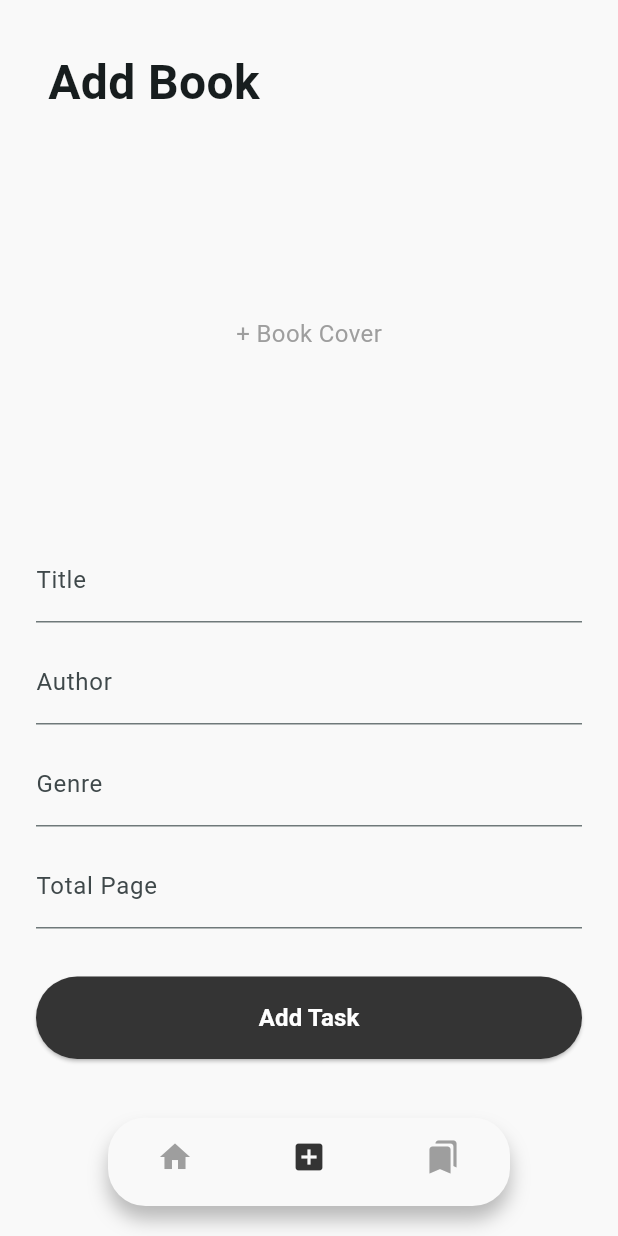
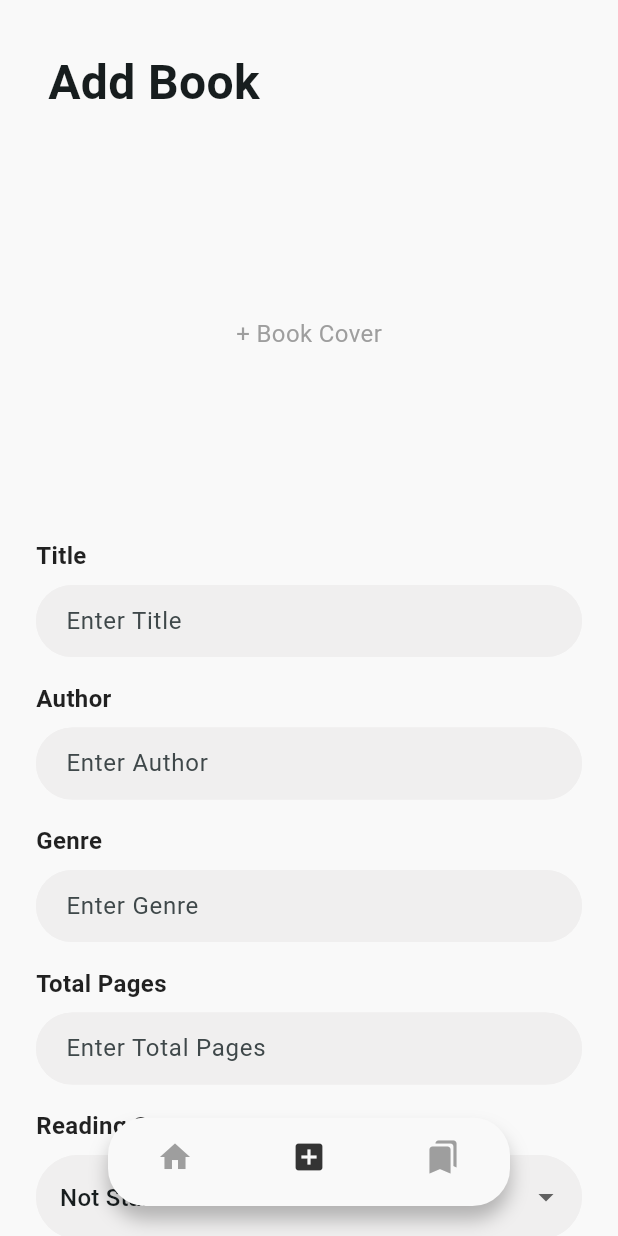
Before and after one commit to Alvin-Saputra/book-tracking-app, a Flutter app: the screen it shows after launch, item 2 of the bottom bar chosen, on a phone screen of 412 x 824 dp. Run offline on Flutter 3.47's test engine with Material 3 defaults, Android fonts, the phone set to English and light mode, and no system bars; our stand-ins replace google_fonts, image_cropper, image_picker, sqflite; missing offline and left inert: dart:ffi, mobkit_dashed_border, widgetbook; accounts and stored records are empty.

Commit message:
1. menambahkan custom input field, 2.menambahkan custom dropdown. 3. menanmbahkan fitur pick image dari imagecropper dan menambahakn utilisnya, 4. menyelesaikan tampilan dan implementasi add_book_screen.dart

```diff
--- /dev/null
+++ b/lib/View/Components/custom_drop_down_field.dart
@@ -0,0 +1,63 @@
+import 'package:book_tracker_app/constant/color.dart';
+import 'package:flutter/material.dart';
+import 'package:google_fonts/google_fonts.dart';
+
+class CustomDropdownField extends StatelessWidget {
+  final String label;
+  final String? value;
+  final List<String> items;
+  final void Function(String?)? onChanged;
+  final String? Function(String?)? validator;
+
+  const CustomDropdownField({
+    required this.label,
+    required this.value,
+    required this.items,
+    required this.onChanged,
+    this.validator,
+  });
+
+  @override
+  Widget build(BuildContext context) {
+    final inputDecoration = InputDecoration(
+      filled: true,
+      fillColor: AppColors.tertiary,
+      enabledBorder: OutlineInputBorder(
+        borderRadius: BorderRadius.circular(32.0),
+        borderSide: const BorderSide(color: AppColors.tertiary, width: 1.0),
+      ),
+      focusedBorder: OutlineInputBorder(
+        borderRadius: BorderRadius.circular(32.0),
+        borderSide: const BorderSide(color: AppColors.secondary, width: 2.0),
+      ),
+    );
+
+    return Column(
+      crossAxisAlignment: CrossAxisAlignment.start,
+      children: [
+        Text(
+          label,
+          style: GoogleFonts.roboto(
+            fontSize: 16,
+            fontWeight: FontWeight.w600,
+            color: Colors.black87,
+          ),
+        ),
+        const SizedBox(height: 8.0),
+        DropdownButtonFormField<String>(
+          value: value,
+          items: items.map((String genre) {
+            return DropdownMenuItem<String>(
+              value: genre,
+              child: Text(genre),
+            );
+          }).toList(),
+          onChanged: onChanged,
+          validator: validator,
+          decoration: inputDecoration.copyWith(hintText: 'Select $label'),
+          isExpanded: true, // Agar dropdown selebar parent
+        ),
+      ],
+    );
+  }
+}
--- /dev/null
+++ b/lib/View/Components/custom_input_text_field.dart
@@ -0,0 +1,59 @@
+import 'package:book_tracker_app/constant/color.dart';
+import 'package:flutter/material.dart';
+import 'package:google_fonts/google_fonts.dart';
+
+class CustomInputField extends StatelessWidget {
+  final String label;
+  final TextEditingController controller;
+  final String? Function(String?)? validator;
+  final TextInputType? keyboardType;
+
+  const CustomInputField({
+    required this.label,
+    required this.controller,
+    this.validator,
+    this.keyboardType,
+  });
+
+  @override
+  Widget build(BuildContext context) {
+    // Dekorasi yang sama seperti sebelumnya
+    final inputDecoration = InputDecoration(
+      filled: true,
+      fillColor: AppColors.tertiary,
+      enabledBorder: OutlineInputBorder(
+        borderRadius: BorderRadius.circular(32.0),
+        borderSide: const BorderSide(color: AppColors.tertiary, width: 1.0),
+      ),
+      focusedBorder: OutlineInputBorder(
+        borderRadius: BorderRadius.circular(32.0),
+        borderSide: const BorderSide(color: AppColors.secondary, width: 2.0),
+      ),
+      // Kita gunakan hintText karena label sudah ada di luar
+      hintText: 'Enter $label',
+      contentPadding: const EdgeInsets.symmetric(horizontal: 16, vertical: 12),
+    );
+
+    return Column(
+      crossAxisAlignment: CrossAxisAlignment.start,
+      children: [
+        // --- LABEL MANUAL ---
+        Text(
+          label,
+          style: GoogleFonts.roboto(
+            fontSize: 16,
+            fontWeight: FontWeight.w600,
+            color: Colors.black87,
+          ),
+        ),
+        const SizedBox(height: 8.0), // Jarak antara label dan text field
+        TextFormField(
+          controller: controller,
+          validator: validator,
+          keyboardType: keyboardType,
+          decoration: inputDecoration,
+        ),
+      ],
+    );
+  }
+}
--- a/lib/View/Screens/add_book_screen.dart
+++ b/lib/View/Screens/add_book_screen.dart
@@ -1,10 +1,15 @@
-import 'dart:ui' as BorderType;
-
+import 'package:book_tracker_app/Model/Local/book_dao.dart';
+import 'package:book_tracker_app/View/Components/custom_drop_down_field.dart';
+import 'package:book_tracker_app/View/Components/custom_input_text_field.dart';
 import 'package:book_tracker_app/constant/color.dart';
-import 'package:dotted_border/dotted_border.dart';
+import 'package:book_tracker_app/utils/image_cropper_utils.dart';
 import 'package:flutter/material.dart';
 import 'package:google_fonts/google_fonts.dart';
 import 'package:mobkit_dashed_border/mobkit_dashed_border.dart';
+import 'dart:io';
+import 'package:image_picker/image_picker.dart';
+import 'package:path/path.dart' as path;
+import 'package:path_provider/path_provider.dart';
 
 class AddBookScreen extends StatefulWidget {
   const AddBookScreen({super.key});
@@ -16,10 +21,71 @@ class AddBookScreen extends StatefulWidget {
 class _AddBookScreenState extends State<AddBookScreen> {
   final _formKey = GlobalKey<FormState>();
 
-  TextEditingController controllerTitle = TextEditingController();
-  TextEditingController controllerAuthor = TextEditingController();
-  TextEditingController controllerGenre = TextEditingController();
-  TextEditingController controllerTotalPage = TextEditingController();
+  late File? croppedImage = null;
+  bool _isProcessing = false;
+
+  final List<String> readingStatus = ['Not Started', 'Started', 'Finished'];
+  String? selectedReadingStatus;
+
+  final TextEditingController controllerTitle = TextEditingController();
+  final TextEditingController controllerAuthor = TextEditingController();
+  final TextEditingController controllerGenre = TextEditingController();
+  final TextEditingController controllerTotalPage = TextEditingController();
+  final TextEditingController controllerProgress = TextEditingController();
+
+  @override
+  void initState() {
+    super.initState();
+    selectedReadingStatus = readingStatus[0];
+  }
+
+  Future<void> pickFromGallery() async {
+    if (_isProcessing) return;
+
+    setState(() {
+      _isProcessing = true;
+    });
+
+    final XFile? image = await ImagePicker().pickImage(
+      source: ImageSource.gallery,
+    );
+    if (image == null) {
+      setState(() {
+        _isProcessing = false;
+      });
+      return;
+    }
+
+    File? croppedResult = await cropImage(File(image.path));
+
+    // ✅ 1. KONDISI DIPERBAIKI: Periksa hasil crop, bukan state
+    if (croppedResult != null) {
+      final appDir = await getApplicationDocumentsDirectory();
+      final timestamp = DateTime.now().millisecondsSinceEpoch;
+      final fileExtension = path.extension(croppedResult.path);
+      final newFileName = 'cover_$timestamp$fileExtension';
+
+      final permanentFilePath = path.join(appDir.path, newFileName);
+      final permanentFile = await croppedResult.copy(permanentFilePath);
+
+      setState(() {
+        croppedImage = permanentFile;
+        print('Gambar disimpan di path: ${croppedImage!.path}');
+      });
+    }
+
+    // ✅ 2. SELALU SET _isProcessing ke false di akhir
+    setState(() {
+      _isProcessing = false;
+    });
+  }
+
+  Future<int> _addTaskToDB(Map<String, dynamic> bookMap) async {
+    var dao = BookDao();
+    int row = await dao.addTask(bookMap);
+    print("Row ID of inserted task: $row");
+    return row; // Return the row ID of the inserted task
+  }
 
   @override
   Widget build(BuildContext context) {
@@ -37,29 +103,39 @@ class _AddBookScreenState extends State<AddBookScreen> {
                     style: GoogleFonts.roboto(
                       fontSize: 32,
                       fontWeight: FontWeight.bold,
-                      // color: Colors.black87,
                     ),
                   ),
                 ),
               ],
             ),
-            Container(
-              margin: EdgeInsets.only(top: 32.0),
+            InkWell(
+              onTap: pickFromGallery,
+              borderRadius: BorderRadius.circular(24.0),
+              child: Container(
+                margin: const EdgeInsets.only(top: 32.0),
                 height: 225,
                 width: 175,
                 decoration: BoxDecoration(
                   color: AppColors.primary,
                   border: DashedBorder.fromBorderSide(
-                  side: BorderSide(color: Colors.black, width: 1.0),
+                    side: const BorderSide(color: Colors.black, width: 1.0),
                     dashLength: 4,
                   ),
-                borderRadius: BorderRadius.all(Radius.circular(24.0))
+                  borderRadius: const BorderRadius.all(Radius.circular(24.0)),
+                  image: (croppedImage != null)
+                      ? DecorationImage(
+                          image: FileImage(croppedImage!),
+                          fit: BoxFit.cover,
+                        )
+                      : null,
                 ),
-
-              child: const Center(
-                child: Text(
+                child: Center(
+                  child: (croppedImage == null)
+                      ? Text(
                           "+ Book Cover",
                           style: TextStyle(fontSize: 16, color: Colors.grey),
+                        )
+                      : null,
                 ),
               ),
             ),
@@ -69,57 +145,119 @@ class _AddBookScreenState extends State<AddBookScreen> {
                 padding: const EdgeInsets.all(24.0),
                 child: Column(
                   children: [
-                    TextFormField(
-                      validator: (value) =>
-                          (value == null || value.isEmpty || value == '')
+                    CustomInputField(
+                      validator: (value) => (value == null || value.isEmpty)
                           ? "Please enter a title"
                           : null,
                       controller: controllerTitle,
-                      decoration: const InputDecoration(labelText: "Title"),
+                      // ✅ Gunakan dekorasi kustom
+                      label: 'Title',
                     ),
-                    SizedBox(height: 12.0), // Added spacing between fields
-                    TextFormField(
-                      validator: (value) =>
-                          (value == null || value.isEmpty || value == '')
-                          ? "Please enter author"
+                    const SizedBox(height: 16.0), // Jarak antar field
+                    CustomInputField(
+                      validator: (value) => (value == null || value.isEmpty)
+                          ? "Please enter an author"
                           : null,
                       controller: controllerAuthor,
-                      decoration: const InputDecoration(labelText: "Author"),
+                      // ✅ Gunakan dekorasi kustom
+                      label: 'Author',
                     ),
-                    SizedBox(height: 12.0),
-                    TextFormField(
-                      validator: (value) =>
-                          (value == null || value.isEmpty || value == '')
+                    const SizedBox(height: 16.0),
+                    CustomInputField(
+                      validator: (value) => (value == null || value.isEmpty)
                           ? "Please enter a genre"
                           : null,
                       controller: controllerGenre,
-                      decoration: const InputDecoration(labelText: "Genre"),
+                      // ✅ Gunakan dekorasi kustom
+                      label: 'Genre',
                     ),
-                    SizedBox(height: 12.0),
-                    TextFormField(
-                      validator: (value) =>
-                          (value == null || value.isEmpty || value == '')
-                          ? "Please enter total page"
+                    const SizedBox(height: 16.0),
+                    CustomInputField(
+                      validator: (value) => (value == null || value.isEmpty)
+                          ? "Please enter total pages"
                           : null,
                       controller: controllerTotalPage,
-                      decoration: const InputDecoration(labelText: "Total Page"),
+                      keyboardType: TextInputType.number, // Keyboard numerik
+                      // ✅ Gunakan dekorasi kustom
+                      label: 'Total Pages',
                     ),
-                    SizedBox(height: 32.0),
+                    SizedBox(height: 16.0),
+                    CustomDropdownField(
+                      label: 'Reading Status',
+                      value: selectedReadingStatus,
+                      items: readingStatus,
+                      onChanged: (newValue) {
+                        setState(() {
+                          selectedReadingStatus = newValue;
+                        });
+                      },
+                      validator: (value) =>
+                          value == null ? 'Please select a genre' : null,
+                    ),
+                    if (selectedReadingStatus == 'Started') ...[
+                      SizedBox(height: 16.0),
+                      CustomInputField(
+                        validator: (value) => (value == null || value.isEmpty)
+                            ? "Please enter pages progress"
+                            : null,
+                        controller: controllerProgress,
+                        keyboardType: TextInputType.number, // Keyboard numerik
+                        // ✅ Gunakan dekorasi kustom
+                        label: 'Progress',
+                      ),
+                    ],
+                    const SizedBox(height: 32.0),
                     SizedBox(
-                      width: double.infinity, // Bikin tombol selebar parent
+                      width: double.infinity,
                       child: ElevatedButton(
                         onPressed: () async {
-                          if (_formKey.currentState!.validate()) {}
+                          if (_formKey.currentState!.validate()) {
+                            // ✅ 2. KONVERSI STRING KE INT DENGAN AMAN
+                            final totalPage =
+                                int.tryParse(controllerTotalPage.text) ?? 0;
+                            final progress =
+                                int.tryParse(controllerProgress.text) ?? 0;
+
+                            Map<String, dynamic> bookMap = {
+                              'title': controllerTitle.text,
+                              'author': controllerAuthor.text,
+                              'genre': controllerGenre.text,
+                              'total_page': totalPage,
+                              'progress': progress,
+                              'reading_status': selectedReadingStatus!,
+                              'added_at':
+                                  "${DateTime.now().day.toString().padLeft(2, '0')}-${DateTime.now().month.toString().padLeft(2, '0')}-${DateTime.now().year}",
+                              'image_url': croppedImage?.path.toString() ?? '',
+                            };
+
+                            int row = await _addTaskToDB(bookMap);
+
+                            if (row > 0) {
+                              ScaffoldMessenger.of(context).showSnackBar(
+                                const SnackBar(
+                                  content: Text('Book Added Successfully'),
+                                ),
+                              );
+                            } else {
+                              ScaffoldMessenger.of(context).showSnackBar(
+                                const SnackBar(
+                                  content: Text('Failed to Add Book'),
+                                ),
+                              );
+                            }
+                          }
                         },
                         style: ElevatedButton.styleFrom(
+                          elevation: 0,
                           backgroundColor: AppColors.secondary,
                           foregroundColor: Colors.white,
-                          padding: const EdgeInsets.symmetric(
-                            vertical: 16,
-                          ), // Tinggi tombol
+                          padding: const EdgeInsets.symmetric(vertical: 16),
+                          shape: RoundedRectangleBorder(
+                            borderRadius: BorderRadius.circular(32.0),
+                          ),
                         ),
                         child: const Text(
-                          "Add Task",
+                          "Add Book",
                           style: TextStyle(
                             fontSize: 16,
                             fontWeight: FontWeight.bold,
--- a/lib/constant/color.dart
+++ b/lib/constant/color.dart
@@ -3,6 +3,7 @@ import 'package:flutter/material.dart';
 class AppColors {
   static const Color primary = Color.fromARGB(255, 249, 249, 249);
   static const Color secondary = Color.fromARGB(255, 52, 52, 52);
+  static const Color tertiary = Color.fromARGB(255, 240, 239, 239);
 
   static const Color text = Color.fromARGB(255, 39, 39, 39);
 }
--- a/pubspec.yaml
+++ b/pubspec.yaml
@@ -41,6 +41,9 @@ dependencies:
   salomon_bottom_bar: ^3.3.2
   dotted_border: ^3.1.0
   mobkit_dashed_border: ^0.0.8
+  image_cropper: ^9.1.0
+  image_picker: ^1.2.0
+  path_provider: ^2.1.5
 
 dev_dependencies:
   flutter_test:
```
Also changed, not shown: lib/Model/Local/book_dao.dart (+10 -0 lines), lib/utils/image_cropper_utils.dart (added, +38 -0 lines), pubspec.lock, 8 other files. Lines whose indentation alone changed are shown as unchanged.
